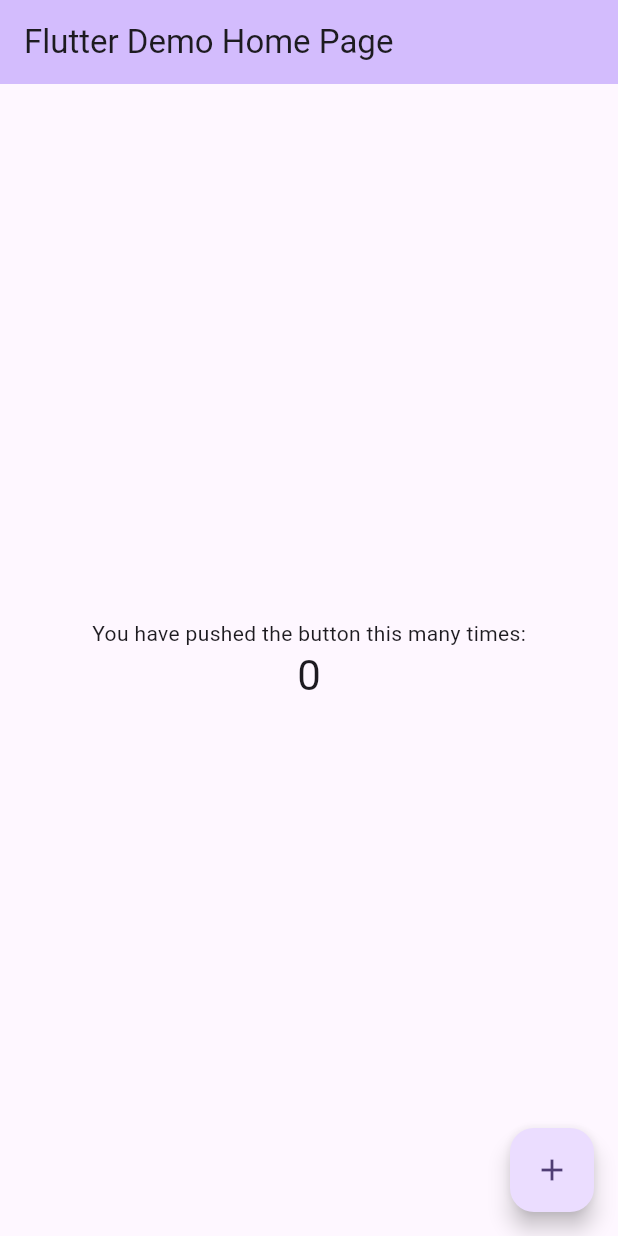
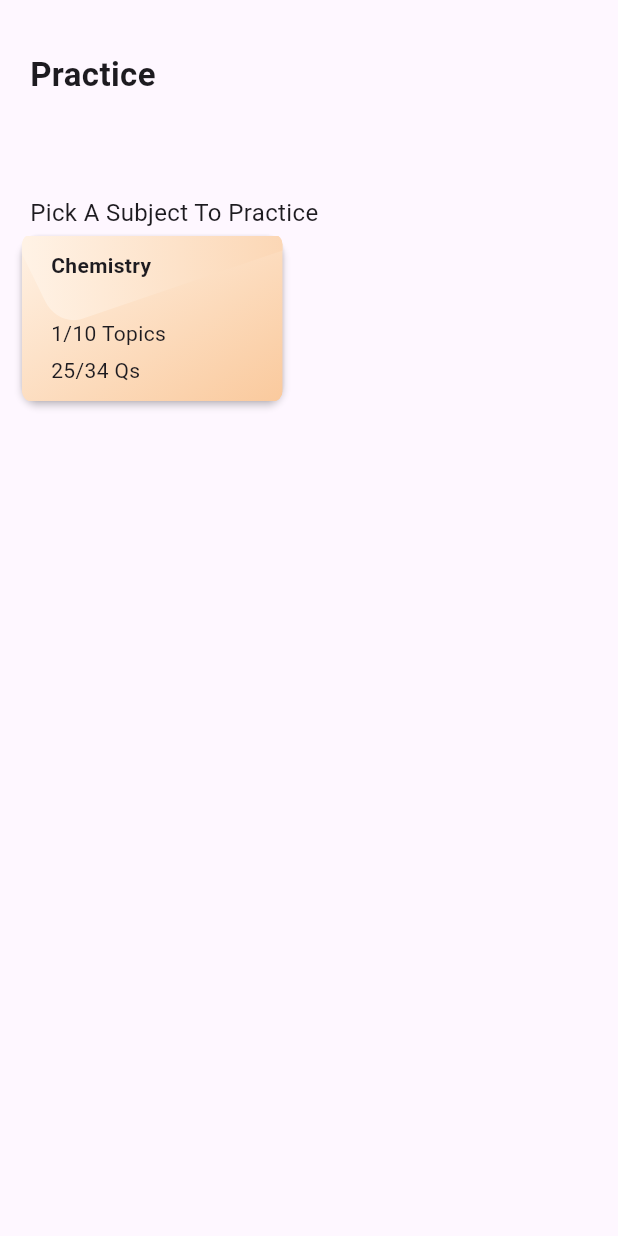
Before and after one commit to Jaya-supriya-somasani/Quiz-App-flutter, a Flutter app: the screen it shows after launch, on a phone screen of 412 x 824 dp. Run offline on Flutter 3.47's test engine with Material 3 defaults, Android fonts, the phone set to English and light mode, and no system bars; our stand-ins replace flutter_svg.

Commit message:
Card is created

```diff
--- a/lib/main.dart
+++ b/lib/main.dart
@@ -1,4 +1,5 @@
 import 'package:flutter/material.dart';
+import 'package:flutter_svg/svg.dart';
 
 void main() {
   runApp(const MyApp());
@@ -7,119 +8,117 @@ void main() {
 class MyApp extends StatelessWidget {
   const MyApp({super.key});
 
-  // This widget is the root of your application.
   @override
   Widget build(BuildContext context) {
     return MaterialApp(
       title: 'Flutter Demo',
       theme: ThemeData(
-        // This is the theme of your application.
-        //
-        // TRY THIS: Try running your application with "flutter run". You'll see
-        // the application has a purple toolbar. Then, without quitting the app,
-        // try changing the seedColor in the colorScheme below to Colors.green
-        // and then invoke "hot reload" (save your changes or press the "hot
-        // reload" button in a Flutter-supported IDE, or press "r" if you used
-        // the command line to start the app).
-        //
-        // Notice that the counter didn't reset back to zero; the application
-        // state is not lost during the reload. To reset the state, use hot
-        // restart instead.
-        //
-        // This works for code too, not just values: Most code changes can be
-        // tested with just a hot reload.
         colorScheme: ColorScheme.fromSeed(seedColor: Colors.deepPurple),
         useMaterial3: true,
       ),
-      home: const MyHomePage(title: 'Flutter Demo Home Page'),
+      debugShowCheckedModeBanner: false,
+      home: const MyHomePage(),
     );
   }
 }
 
 class MyHomePage extends StatefulWidget {
-  const MyHomePage({super.key, required this.title});
-
-  // This widget is the home page of your application. It is stateful, meaning
-  // that it has a State object (defined below) that contains fields that affect
-  // how it looks.
-
-  // This class is the configuration for the state. It holds the values (in this
-  // case the title) provided by the parent (in this case the App widget) and
-  // used by the build method of the State. Fields in a Widget subclass are
-  // always marked "final".
-
-  final String title;
+  const MyHomePage({super.key});
 
   @override
   State<MyHomePage> createState() => _MyHomePageState();
 }
 
 class _MyHomePageState extends State<MyHomePage> {
-  int _counter = 0;
-
-  void _incrementCounter() {
-    setState(() {
-      // This call to setState tells the Flutter framework that something has
-      // changed in this State, which causes it to rerun the build method below
-      // so that the display can reflect the updated values. If we changed
-      // _counter without calling setState(), then the build method would not be
-      // called again, and so nothing would appear to happen.
-      _counter++;
-    });
-  }
-
   @override
   Widget build(BuildContext context) {
-    // This method is rerun every time setState is called, for instance as done
-    // by the _incrementCounter method above.
-    //
-    // The Flutter framework has been optimized to make rerunning build methods
-    // fast, so that you can just rebuild anything that needs updating rather
-    // than having to individually change instances of widgets.
     return Scaffold(
-      appBar: AppBar(
-        // TRY THIS: Try changing the color here to a specific color (to
-        // Colors.amber, perhaps?) and trigger a hot reload to see the AppBar
-        // change color while the other colors stay the same.
-        backgroundColor: Theme.of(context).colorScheme.inversePrimary,
-        // Here we take the value from the MyHomePage object that was created by
-        // the App.build method, and use it to set our appbar title.
-        title: Text(widget.title),
-      ),
-      body: Center(
-        // Center is a layout widget. It takes a single child and positions it
-        // in the middle of the parent.
+      body: SafeArea(
         child: Column(
-          // Column is also a layout widget. It takes a list of children and
-          // arranges them vertically. By default, it sizes itself to fit its
-          // children horizontally, and tries to be as tall as its parent.
-          //
-          // Column has various properties to control how it sizes itself and
-          // how it positions its children. Here we use mainAxisAlignment to
-          // center the children vertically; the main axis here is the vertical
-          // axis because Columns are vertical (the cross axis would be
-          // horizontal).
-          //
-          // TRY THIS: Invoke "debug painting" (choose the "Toggle Debug Paint"
-          // action in the IDE, or press "p" in the console), to see the
-          // wireframe for each widget.
-          mainAxisAlignment: MainAxisAlignment.center,
+          crossAxisAlignment: CrossAxisAlignment.start,
           children: <Widget>[
-            const Text(
-              'You have pushed the button this many times:',
+            const Row(
+              children: [
+                SizedBox(
+                  width: 20,
+                  height: 100,
+                ),
+                Text(
+                  "Practice",
+                  style: TextStyle(fontSize: 22, fontWeight: FontWeight.w600),
+                ),
+              ],
             ),
-            Text(
-              '$_counter',
-              style: Theme.of(context).textTheme.headlineMedium,
+            const SizedBox(
+              height: 30,
             ),
+            const Padding(
+              padding: EdgeInsets.only(left: 20),
+              child: Text(
+                "Pick A Subject To Practice",
+                style: TextStyle(fontSize: 16),
+              ),
+            ),
+            Row(
+              children: [
+                const SizedBox(
+                  width: 10,
+                ),
+                GestureDetector(
+                  onTap: (){
+                    print("card clicked");
+                  },
+                  child: Card(
+                    elevation: 2,
+                    color: Colors.transparent,
+                    child: Stack(
+                      children: [
+                        SvgPicture.asset(
+                          'assets/subjects_bg.svg',
+                          fit: BoxFit.cover,
+                          height: 110,
+                          width: 175,
+                        ),
+                        const SizedBox(
+                            height: 110,
+                            width: 175,
+                            child: Padding(
+                              padding: EdgeInsets.only(left: 20),
+                              child: Column(
+                                crossAxisAlignment: CrossAxisAlignment.start,
+                                mainAxisAlignment: MainAxisAlignment.start,
+                                children: [
+                                  SizedBox(
+                                    width: 20,
+                                    height: 10,
+                                  ),
+                                  Text(
+                                    "Chemistry",
+                                    style: TextStyle(
+                                      fontSize: 14,
+                                      fontWeight: FontWeight.bold,
+                                    ),
+                                  ),
+                                  SizedBox(
+                                    height: 25,
+                                  ),
+                                  Text("1/10 Topics"),
+                                  SizedBox(
+                                    height: 5,
+                                  ),
+                                  Text("25/34 Qs")
+                                ],
+                              ),
+                            )),
+                      ],
+                    ),
+                  ),
+                )
+              ],
+            )
           ],
         ),
       ),
-      floatingActionButton: FloatingActionButton(
-        onPressed: _incrementCounter,
-        tooltip: 'Increment',
-        child: const Icon(Icons.add),
-      ), // This trailing comma makes auto-formatting nicer for build methods.
     );
   }
 }
```
Also changed, not shown: pubspec.yaml (+4 -47 lines), assets/subjects_bg.svg (added), pubspec.lock.
